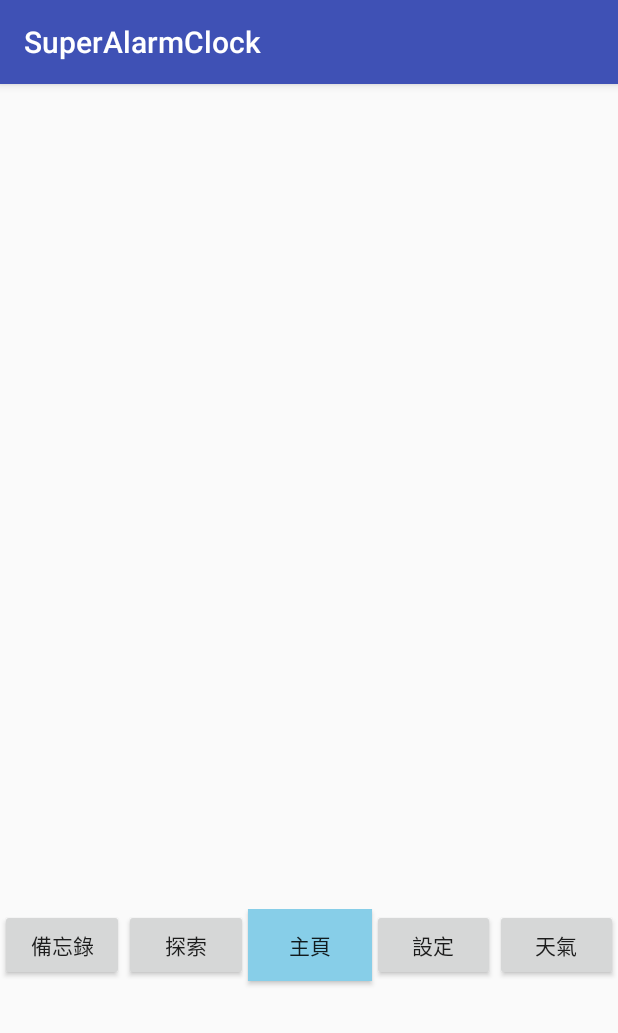
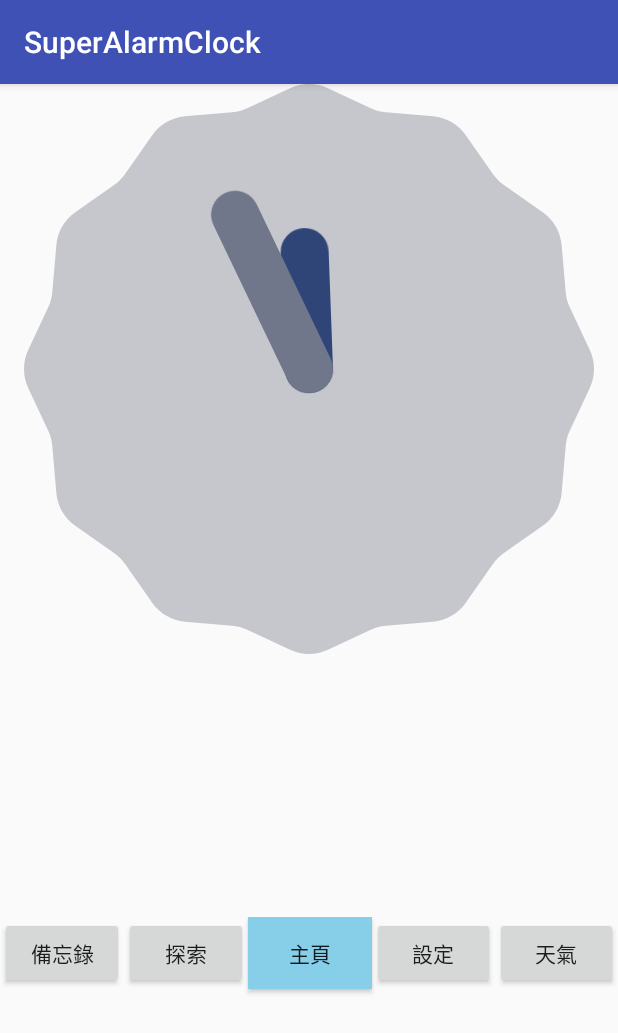
Before and after one commit to sweetweet/SuperAlarmClock, an Android app: the screen it shows after launch (MainActivity), on a phone screen of 412 x 824 dp. Shown: the top 1033 px of the screen. Run offline under Robolectric (Android 15) with nearby library versions, the phone set to English and light mode, and no system bars.

Commit message:
增加鬧鐘

```diff
--- a/app/src/main/AndroidManifest.xml
+++ b/app/src/main/AndroidManifest.xml
@@ -24,7 +24,8 @@
         <activity android:name=".SetMusicActivity" />
         <activity android:name=".SetMusicFavoritesActivity" />
         <activity android:name=".SetBackActivity" />
-        <activity android:name=".WeatherActivity"></activity>
+        <activity android:name=".WeatherActivity" />
+        <activity android:name=".WakeupActivity"></activity>
     </application>
 
 </manifest>
--- a/app/src/main/java/com/example/a36432/superalarmclock/NoteActivity.java
+++ b/app/src/main/java/com/example/a36432/superalarmclock/NoteActivity.java
@@ -148,6 +148,9 @@ public class NoteActivity extends Activity implements  OnItemClickListener, OnIt
                 null, null);
 
         while (cursor.moveToNext()) {
+            System.out.println("content columnindex"+cursor.getColumnIndex("content"));
+            System.out.println("data columnindex"+cursor.getColumnIndex("data"));
+
             String name = cursor.getString(cursor.getColumnIndex("content"));
             String date = cursor.getString(cursor.getColumnIndex("date"));
             Map<String, Object> map = new HashMap<String, Object>();
--- a/app/src/main/res/layout/activity_main.xml
+++ b/app/src/main/res/layout/activity_main.xml
@@ -7,29 +7,32 @@
     tools:context=".MainActivity">
 
     <LinearLayout
+        android:id="@+id/linearLayout"
         android:layout_width="match_parent"
-        android:layout_height="match_parent"
-        android:orientation="vertical">
+        android:layout_height="547dp"
 
-        <TextView
+        android:orientation="vertical"
+        tools:layout_editor_absoluteX="0dp"
+        tools:layout_editor_absoluteY="0dp">
+
+        <AnalogClock
+            android:id="@+id/Clock"
             android:layout_width="match_parent"
-            android:layout_height="50dp"
-            android:layout_marginStart="50dp"
-            android:textSize="30sp"
-            app:layout_constraintBottom_toBottomOf="parent"
-            app:layout_constraintLeft_toLeftOf="parent"
-            app:layout_constraintRight_toRightOf="parent"
-            app:layout_constraintTop_toTopOf="parent" />
+            android:layout_height="wrap_content"
 
-        <TextView
-            android:id="@+id/textView3"
-            android:layout_width="match_parent"
-            android:layout_height="500dp" />
+            android:layout_alignParentLeft="true"
+            android:layout_alignParentStart="true" />
+
+    </LinearLayout>
 
     <LinearLayout
         android:layout_width="match_parent"
-            android:layout_height="match_parent"
-            android:orientation="horizontal">
+        android:layout_height="201dp"
+
+        android:layout_marginTop="8dp"
+        android:orientation="horizontal"
+        app:layout_constraintTop_toBottomOf="@+id/linearLayout"
+        tools:layout_editor_absoluteX="16dp">
 
         <Button
             android:id="@+id/btn_memo"
@@ -49,8 +52,8 @@
             android:id="@+id/btn_home"
             android:layout_width="wrap_content"
             android:layout_height="wrap_content"
+            android:layout_weight="1"
             android:background="#87cee8"
-                android:layout_weight="1"
             android:text="主頁" />
 
         <Button
@@ -67,6 +70,5 @@
             android:layout_weight="1"
             android:text="天氣" />
     </LinearLayout>
-    </LinearLayout>
 
 </android.support.constraint.ConstraintLayout>
```
Also changed, not shown: app/src/main/java/com/example/a36432/superalarmclock/MainActivity.java (+94 -4 lines), app/src/main/java/com/example/a36432/superalarmclock/WakeupActivity.java (added, +27 -0 lines), app/src/main/res/layout/activity_note.xml (+8 -3 lines), app/src/main/res/layout/activity_wakeup.xml (added, +17 -0 lines), 1 other file. Lines whose indentation alone changed are shown as unchanged.
